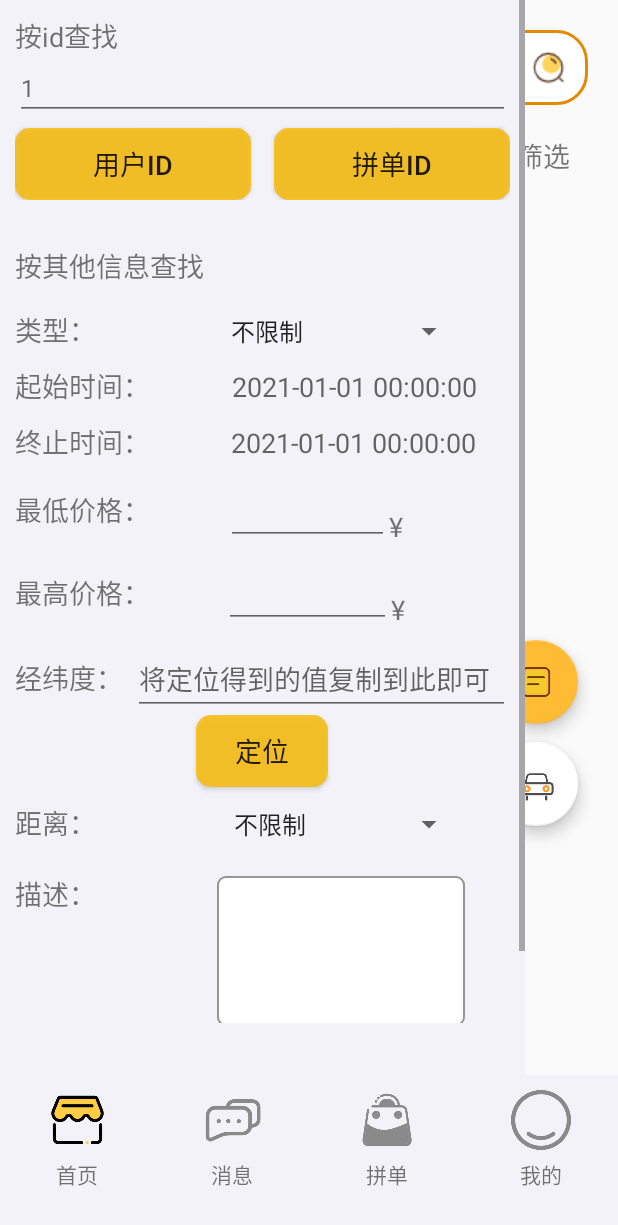
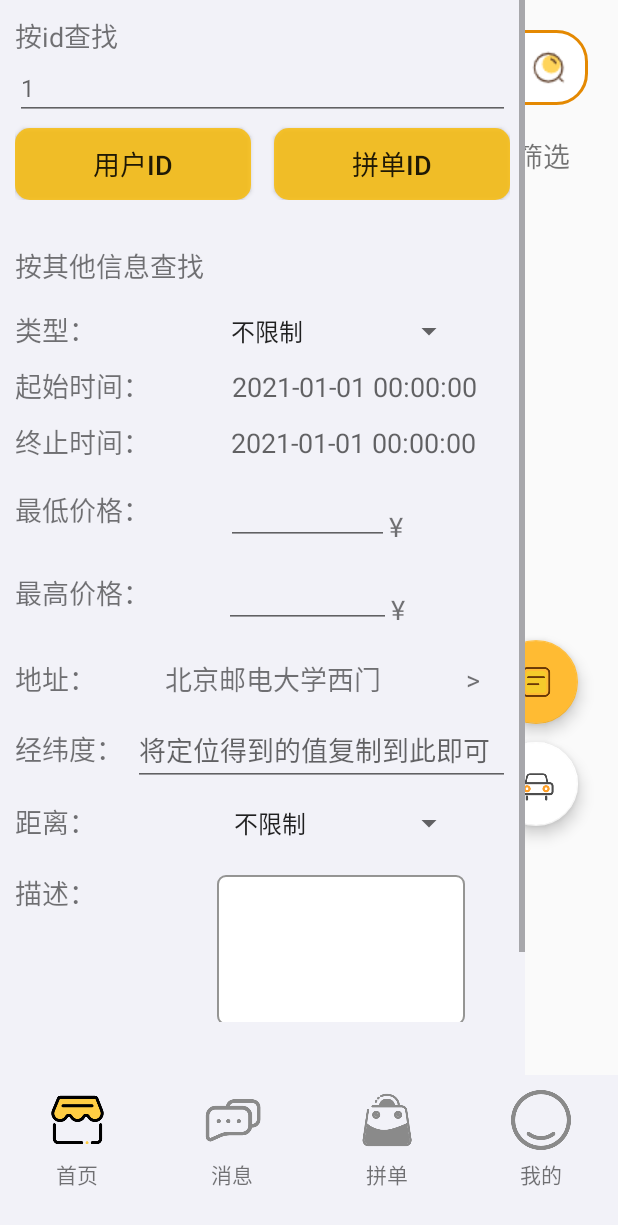
Before and after one commit to ayamir/DuoDuoPin, an Android app: the fragment HomeFragment placed in its activity, on a phone screen of 412 x 824 dp. Shown: the top 1225 px of the screen. Run offline under Robolectric (Android 15) with nearby library versions, the phone set to English and light mode, and no system bars; libraries missing offline, so code that uses them is left out: com.amap.api, com.bigkoo.pickerview, com.liulishuo.filedownloader; plain views replace FlowingDrawer, FlowingMenuLayout; network calls fail; 7 statements that could not run were skipped.

Commit message:
HomeFragment's menu locate.

```diff
--- a/app/src/main/java/com/example/duoduopin/fragment/main/HomeFragment.java
+++ b/app/src/main/java/com/example/duoduopin/fragment/main/HomeFragment.java
@@ -22,6 +22,7 @@ import android.widget.Button;
 import android.widget.EditText;
 import android.widget.FrameLayout;
 import android.widget.ImageView;
+import android.widget.LinearLayout;
 import android.widget.Spinner;
 import android.widget.TextView;
 import android.widget.Toast;
@@ -36,7 +37,7 @@ import androidx.swiperefreshlayout.widget.SwipeRefreshLayout;
 import com.bigkoo.pickerview.builder.TimePickerBuilder;
 import com.bigkoo.pickerview.view.TimePickerView;
 import com.example.duoduopin.R;
-import com.example.duoduopin.activity.AssistantLocationActivity;
+import com.example.duoduopin.activity.order.LocateActivity;
 import com.example.duoduopin.activity.order.OrderCaseActivity;
 import com.example.duoduopin.adapter.BriefOrderContentAdapter;
 import com.example.duoduopin.pojo.BriefOrderContent;
@@ -49,6 +50,7 @@ import java.util.Objects;
 import java.util.regex.Matcher;
 import java.util.regex.Pattern;
 
+import static android.app.Activity.RESULT_OK;
 import static com.example.duoduopin.activity.MainActivity.isLoaded;
 import static com.example.duoduopin.activity.MainActivity.recBriefOrderContentList;
 import static com.example.duoduopin.activity.MainActivity.recOrderContentList;
@@ -69,7 +71,8 @@ public class HomeFragment extends Fragment {
     private EditText minPrice;
     private EditText maxPrice;
     private EditText description;
-    private EditText tude;
+    private TextView tvAddress;
+    private EditText etTude;
     private TimePickerView pvTimeStart;
     private TimePickerView pvTimeEnd;
     private String typeString, distanceString;
@@ -111,6 +114,23 @@ public class HomeFragment extends Fragment {
     public void onDestroy() {
         super.onDestroy();
         getActivity().unregisterReceiver(briefOrderContentReceiver);
+    }
+
+    @Override
+    public void onActivityResult(int requestCode, int resultCode, Intent data) {
+        super.onActivityResult(requestCode, resultCode, data);
+        if (resultCode == RESULT_OK) {
+            String address = data.getStringExtra("address");
+            tvAddress.setText(address);
+            String tude = data.getStringExtra("tude");
+            boolean isChosen = data.getBooleanExtra("isChosen", false);
+            if (isChosen) {
+                etTude.setText(tude);
+            } else {
+                etTude.setText("");
+                etTude.setHint("请将复制的经纬度粘贴到这里");
+            }
+        }
     }
 
     @RequiresApi(api = Build.VERSION_CODES.N)
@@ -204,16 +224,21 @@ public class HomeFragment extends Fragment {
             }
         });
 
-        Button location = getActivity().findViewById(R.id.locationSearch);
-        location.setOnClickListener(v -> {
-            Intent intent = new Intent(v.getContext(), AssistantLocationActivity.class);
-            startActivity(intent);
+        LinearLayout llMenuLocate = getActivity().findViewById(R.id.ll_menu_locate);
+        llMenuLocate.setOnClickListener(v -> {
+            Intent intent = new Intent(v.getContext(), LocateActivity.class);
+            intent.putExtra("address", "");
+            intent.putExtra("tude", "");
+            intent.putExtra("isChosen", false);
+            startActivityForResult(intent, 0);
         });
+
+        tvAddress = getActivity().findViewById(R.id.tv_menu_address);
 
         minPrice = getActivity().findViewById(R.id.minPrice);
         maxPrice = getActivity().findViewById(R.id.maxPrice);
         description = getActivity().findViewById(R.id.tv_description);
-        tude = getActivity().findViewById(R.id.tudeSearch);
+        etTude = getActivity().findViewById(R.id.et_menu_tude);
 
         Button submitSearch = getActivity().findViewById(R.id.submitSearch);
         submitSearch.setOnClickListener(v -> {
@@ -222,7 +247,7 @@ public class HomeFragment extends Fragment {
             String minPriceString = minPrice.getText().toString();
             String maxPriceString = maxPrice.getText().toString();
             String descriptionString = description.getText().toString();
-            String tudeString = tude.getText().toString();
+            String tudeString = etTude.getText().toString();
             if (tudeString.isEmpty()) {
                 Toast.makeText(getActivity(), "请输入经纬度", Toast.LENGTH_SHORT).show();
             } else {
--- a/app/src/main/java/com/example/duoduopin/fragment/main/OrderFragment.java
+++ b/app/src/main/java/com/example/duoduopin/fragment/main/OrderFragment.java
@@ -193,7 +193,7 @@ public class OrderFragment extends Fragment {
     public void onActivityCreated(@Nullable Bundle savedInstanceState) {
         super.onActivityCreated(savedInstanceState);
 
-        LinearLayout llLocate = getActivity().findViewById(R.id.ll_locate);
+        LinearLayout llLocate = getActivity().findViewById(R.id.ll_menu_locate);
         llLocate.setOnClickListener(v -> {
             Intent intent = new Intent(this.getActivity(), LocateActivity.class);
             intent.putExtra("address", "");
--- a/app/src/main/res/layout/fragment_order.xml
+++ b/app/src/main/res/layout/fragment_order.xml
@@ -123,7 +123,7 @@
                 </LinearLayout>
 
                 <LinearLayout
-                    android:id="@+id/ll_locate"
+                    android:id="@+id/ll_menu_locate"
                     android:layout_width="match_parent"
                     android:layout_height="match_parent"
                     android:layout_marginTop="20dp"
--- a/app/src/main/res/layout/layout_home_menu.xml
+++ b/app/src/main/res/layout/layout_home_menu.xml
@@ -212,6 +212,41 @@
             </LinearLayout>
 
             <LinearLayout
+                android:id="@+id/ll_menu_locate"
+                android:layout_width="match_parent"
+                android:layout_height="match_parent"
+                android:layout_marginTop="20dp"
+                android:orientation="horizontal">
+
+                <TextView
+                    android:id="@+id/textView8"
+                    android:layout_width="100dp"
+                    android:layout_height="wrap_content"
+                    android:layout_weight="0"
+                    android:text="地址："
+                    android:textSize="18sp" />
+
+                <TextView
+                    android:id="@+id/tv_menu_address"
+                    android:layout_width="wrap_content"
+                    android:layout_height="wrap_content"
+                    android:layout_weight="1"
+                    android:text="北京邮电大学西门"
+                    android:textSize="18sp" />
+
+                <TextView
+                    android:id="@+id/textView14"
+                    android:layout_width="wrap_content"
+                    android:layout_height="wrap_content"
+                    android:layout_marginEnd="20dp"
+                    android:layout_marginRight="20dp"
+                    android:layout_weight="0"
+                    android:text=">"
+                    android:textSize="18sp" />
+
+            </LinearLayout>
+
+            <LinearLayout
                 android:layout_width="match_parent"
                 android:layout_height="match_parent"
                 android:orientation="horizontal"
@@ -225,7 +260,7 @@
                     android:textSize="18sp" />
 
                 <EditText
-                    android:id="@+id/tudeSearch"
+                    android:id="@+id/et_menu_tude"
                     android:layout_width="244dp"
                     android:layout_height="wrap_content"
                     android:layout_weight="1"
@@ -233,16 +268,6 @@
                     android:hint="将定位得到的值复制到此即可" />
 
             </LinearLayout>
-
-
-            <Button
-                android:id="@+id/locationSearch"
-                android:layout_width="wrap_content"
-                android:layout_height="wrap_content"
-                android:layout_gravity="center"
-                android:background="@drawable/button_circle_shape"
-                android:text="定位"
-                android:textSize="18sp" />
 
             <LinearLayout
                 android:layout_width="match_parent"
```
Also changed, not shown: app/src/main/java/com/example/duoduopin/activity/order/LocateActivity.java (+6 -6 lines).
